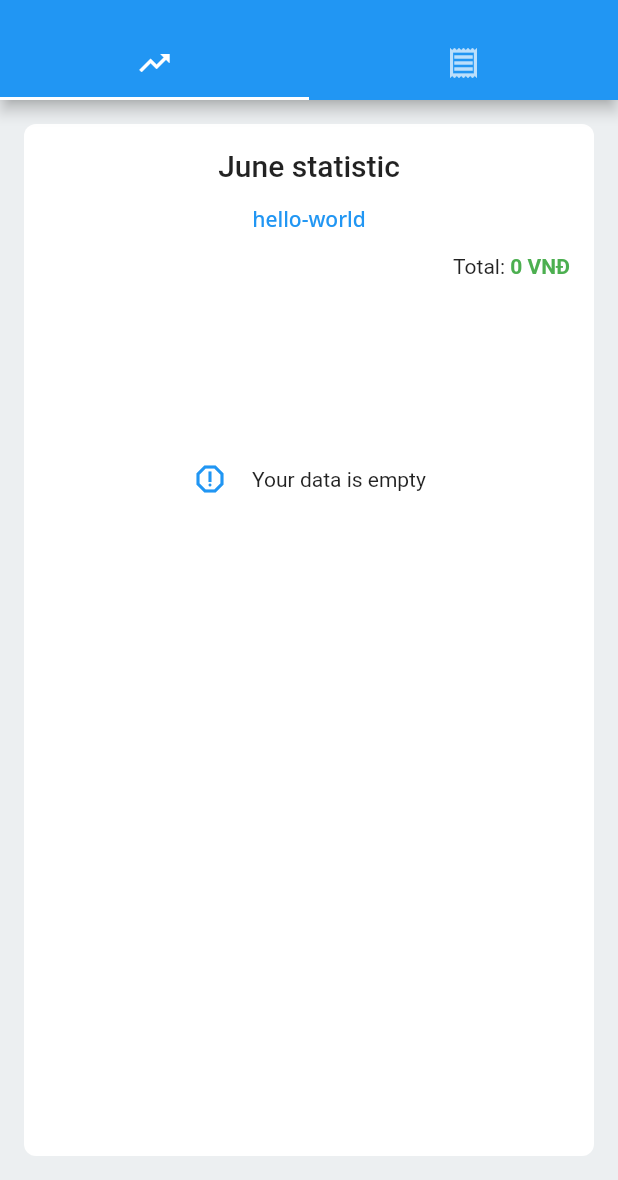
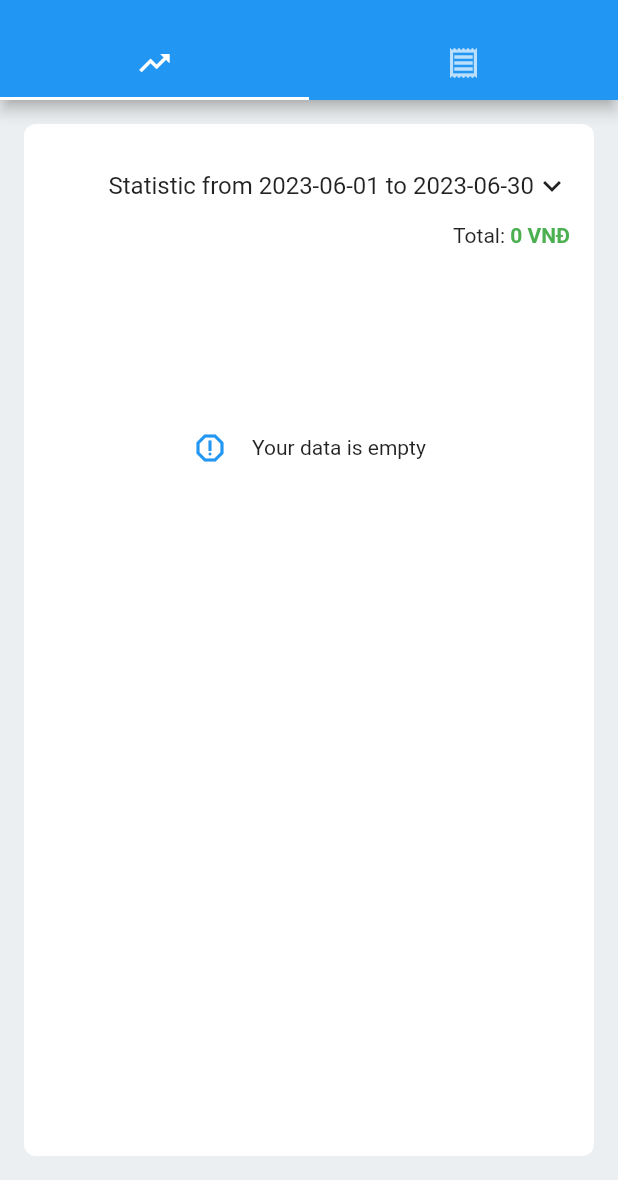
Before and after one commit to darknight1604/dani, a Flutter app: the HomeScreen screen opened by its route, on a phone screen of 412 x 824 dp, the part 56-1236 px from its top. Run offline on Flutter 3.47's test engine with Material 2 defaults, Android fonts, the phone set to English and light mode, and no system bars; our stand-ins replace bloc, bloc_concurrency, cached_network_image, cloud_firestore, dropdown_button2, easy_localization and 9 more; accounts and stored records are empty; generated files the repository leaves out were written again.

Commit message:
impl.get statistic by range date

```diff
--- a/assets/translations/en.json
+++ b/assets/translations/en.json
@@ -47,6 +47,8 @@
         "totalPerDay": "Total per day"
     },
     "dashboardScreen": {
-        "statisticInMonth": "{} statistic"
+        "statisticInMonth": "{} statistic",
+        "statisticFromDayToDay": "Statistic from {} to {}",
+        "statistic": "Statistic"
     }
 }
--- a/assets/translations/vi.json
+++ b/assets/translations/vi.json
@@ -47,6 +47,8 @@
         "totalPerDay": "Tạm tính"
     },
     "dashboardScreen": {
-        "statisticInMonth": "Thống kê {}"
+        "statisticInMonth": "Thống kê {}",
+        "statisticFromDayToDay": "Thống kê từ {} đến {}",
+        "statistic": "Thống kê"
     }
 }
--- a/lib/core/constants.dart
+++ b/lib/core/constants.dart
@@ -60,5 +60,6 @@ class JsonKeyConstants {
 
 class StringPool {
   static const String star = '*';
+  static const String empty = '';
   static const String space = ' ';
 }
--- a/lib/features/dashboard/applications/spending_dashboard/spending_dashboard_bloc.dart
+++ b/lib/features/dashboard/applications/spending_dashboard/spending_dashboard_bloc.dart
@@ -15,9 +15,15 @@ class SpendingDashboardBloc
   ) : super(SpendingDashboardInitial()) {
     on<GenerateDataDashboardEvent>((event, emit) async {
       emit(SpendingDashboardLoading());
-      SpendingPieChartData data =
-          await dashboardBusiness.initData(event.month, event.year);
-      emit(SpendingPieChartDashboardState(data));
+      SpendingPieChartData data = await dashboardBusiness.initData(
+        event.startDate ?? DateTime.now(),
+        event.endDate ?? DateTime.now(),
+      );
+      emit(SpendingPieChartDashboardState(
+        data,
+        startDate: event.startDate,
+        endDate: event.endDate,
+      ));
     });
   }
 }
--- a/lib/features/dashboard/applications/spending_dashboard/spending_dashboard_event.dart
+++ b/lib/features/dashboard/applications/spending_dashboard/spending_dashboard_event.dart
@@ -8,9 +8,11 @@ abstract class SpendingDashboardEvent extends Equatable {
 }
 
 class GenerateDataDashboardEvent extends SpendingDashboardEvent {
-  final int month;
-  final int year;
+  final DateTime? startDate;
+  final DateTime? endDate;
 
-  GenerateDataDashboardEvent(this.month, this.year);
-
+  GenerateDataDashboardEvent({
+    this.startDate,
+    this.endDate,
+  });
 }
--- a/lib/features/dashboard/applications/spending_dashboard/spending_dashboard_state.dart
+++ b/lib/features/dashboard/applications/spending_dashboard/spending_dashboard_state.dart
@@ -1,20 +1,36 @@
 part of 'spending_dashboard_bloc.dart';
 
 abstract class SpendingDashboardState extends Equatable {
-  const SpendingDashboardState();
+  final DateTime? startDate;
+  final DateTime? endDate;
+  const SpendingDashboardState({
+    this.startDate,
+    this.endDate,
+  });
 
   @override
-  List<Object> get props => [];
+  List<Object?> get props => [
+        startDate,
+        endDate,
+      ];
 }
 
-class SpendingDashboardInitial extends SpendingDashboardState {}
+class SpendingDashboardInitial extends SpendingDashboardState {
+  SpendingDashboardInitial({super.startDate, super.endDate});
+}
 
-class SpendingDashboardLoading extends SpendingDashboardState {}
+class SpendingDashboardLoading extends SpendingDashboardState {
+  SpendingDashboardLoading() : super(startDate: null, endDate: null);
+}
 
 class SpendingPieChartDashboardState extends SpendingDashboardState {
   final SpendingPieChartData spendingPieChartData;
 
-  SpendingPieChartDashboardState(this.spendingPieChartData);
+  SpendingPieChartDashboardState(
+    this.spendingPieChartData, {
+    super.startDate,
+    super.endDate,
+  });
   @override
   List<Object> get props => [spendingPieChartData];
 }
--- a/lib/features/dashboard/presentations/dashboard_screen.dart
+++ b/lib/features/dashboard/presentations/dashboard_screen.dart
@@ -20,18 +20,32 @@ class DashboardScreen extends StatefulWidget {
 
 class _DashboardScreenState extends State<DashboardScreen>
     with AutomaticKeepAliveClientMixin {
-  late int _month;
-  late int _year;
-
   final DateTime _now = DateTime.now();
   late SpendingDashboardBloc _spendingDashboardBloc;
+
+  late DateTime _initStartDate;
+  late DateTime _initEndDate;
+  late DateTime _firstDate;
+  late DateTime _lastDate;
+
+  late DateTime _startDate;
+  late DateTime _endDate;
 
   @override
   void initState() {
     super.initState();
-    _month = _now.month;
-    _year = _now.year;
     _spendingDashboardBloc = GetIt.I.get<SpendingDashboardBloc>();
+
+    _initStartDate = DateTime(_now.year, _now.month, 1);
+    _initEndDate = DateTime(
+      _now.year,
+      _now.month,
+      DateTime(_now.year, _now.month + 1, 0).day,
+    );
+    _startDate = _initStartDate;
+    _endDate = _initEndDate;
+    _firstDate = DateTime(_now.year, DateTime.january, 1);
+    _lastDate = DateTime(_now.year, DateTime.december, 31);
   }
 
   @override
@@ -40,8 +54,18 @@ class _DashboardScreenState extends State<DashboardScreen>
     return BlocProvider<SpendingDashboardBloc>(
       create: (context) => _spendingDashboardBloc
         ..add(
-          GenerateDataDashboardEvent(_month, _year),
+          GenerateDataDashboardEvent(
+            startDate: _startDate,
+            endDate: _endDate,
           ),
+        ),
+      child: BlocListener<SpendingDashboardBloc, SpendingDashboardState>(
+        listener: (context, state) {
+          if (state is! SpendingPieChartDashboardState) return;
+
+          _startDate = state.startDate ?? _startDate;
+          _endDate = state.endDate ?? _endDate;
+        },
         child: Scaffold(
           backgroundColor: Constants.scaffoldBackgroundColor,
           body: Padding(
@@ -57,38 +81,57 @@ class _DashboardScreenState extends State<DashboardScreen>
                 padding: const EdgeInsets.all(Constants.padding),
                 child: Column(
                   children: [
-                  Text(
-                    tr(
-                      LocaleKeys.dashboardScreen_statisticInMonth,
-                      args: [
-                        _now.monthTitle,
-                      ],
-                    ),
-                    style: TextThemeUtil.instance.titleLarge,
-                  ),
                     Expanded(
                       child: RefreshIndicator(
                         onRefresh: () async {
-                        await Future.delayed(const Duration(milliseconds: 100));
-                        _spendingDashboardBloc
-                            .add(GenerateDataDashboardEvent(_month, _year));
+                          await Future.delayed(
+                              const Duration(milliseconds: 100));
+                          _spendingDashboardBloc.add(
+                            GenerateDataDashboardEvent(
+                              startDate: _startDate,
+                              endDate: _endDate,
+                            ),
+                          );
                         },
                         child: ListView(
                           children: [
-                          TextButton(
-                            onPressed: () {
-                              showDateRangePicker(
-                                context: context,
-                                initialEntryMode: DatePickerEntryMode.calendarOnly,
-                                firstDate: DateTime(2023, DateTime.january, 1),
-                                lastDate: DateTime(2023, DateTime.december, 31),
-                                initialDateRange: DateTimeRange(
-                                  start: DateTime(2023, DateTime.june, 1),
-                                  end: DateTime(2023, DateTime.june, 30),
+                            SizedBox(
+                              height: 50,
+                              child: Row(
+                                mainAxisAlignment: MainAxisAlignment.end,
+                                children: [
+                                  InkWell(
+                                    onTap: _pickRangeDate,
+                                    child: BlocBuilder<SpendingDashboardBloc,
+                                        SpendingDashboardState>(
+                                      builder: (context, state) {
+                                        return Text(
+                                          tr(
+                                            LocaleKeys
+                                                .dashboardScreen_statisticFromDayToDay,
+                                            args: [
+                                              state.startDate
+                                                      ?.formatDDMMYYYY() ??
+                                                  StringPool.empty,
+                                              state.endDate?.formatDDMMYYYY() ??
+                                                  StringPool.empty,
+                                            ],
                                           ),
+                                          style:
+                                              TextThemeUtil.instance.titleMedium,
                                         );
                                       },
-                            child: Text('hello-world'),
+                                    ),
+                                  ),
+                                  InkWell(
+                                    onTap: _pickRangeDate,
+                                    child: Icon(
+                                      Icons.expand_more,
+                                      size: Constants.iconSize,
+                                    ),
+                                  ),
+                                ],
+                              ),
                             ),
                             BlocBuilder<SpendingDashboardBloc,
                                 SpendingDashboardState>(
@@ -113,9 +156,33 @@ class _DashboardScreenState extends State<DashboardScreen>
             ),
           ),
         ),
+      ),
     );
   }
 
   @override
-  bool get wantKeepAlive => false;
+  bool get wantKeepAlive => true;
+
+  Future _pickRangeDate() async {
+    DateTimeRange? dateTimeRange = await showDateRangePicker(
+      context: context,
+      initialEntryMode: DatePickerEntryMode.calendarOnly,
+      firstDate: _firstDate,
+      lastDate: _lastDate,
+      initialDateRange: DateTimeRange(
+        start: _initStartDate,
+        end: _initEndDate,
+      ),
+    );
+    if (dateTimeRange == null) {
+      return;
     }
+
+    _spendingDashboardBloc.add(
+      GenerateDataDashboardEvent(
+        startDate: dateTimeRange.start,
+        endDate: dateTimeRange.end,
+      ),
+    );
+  }
+}
--- a/lib/features/dashboard/presentations/widgets/pie_chart.dart
+++ b/lib/features/dashboard/presentations/widgets/pie_chart.dart
@@ -116,7 +116,10 @@ class _PieChartSampleState extends State {
     0xFF673AB7,
     0xFF607D8B,
     0xFF795548,
-    0xFF82B1FF
+    0xFF82B1FF,
+    0xFFC0CA33,
+    0xFFAED581,
+    0xFF263238,
   ];
 
   int generateIndexColor() {
```
Also changed, not shown: lib/core/utils/extensions/date_time_extension.dart (+8 -0 lines), lib/core/utils/firestore/firestore_query.dart (+14 -0 lines), lib/features/dashboard/businesses/dashboard_business.dart (+26 -6 lines), lib/features/dashboard/businesses/models/group_spending_data_by_category_id.dart (+13 -0 lines), 1 other file. Lines whose indentation alone changed are shown as unchanged.
